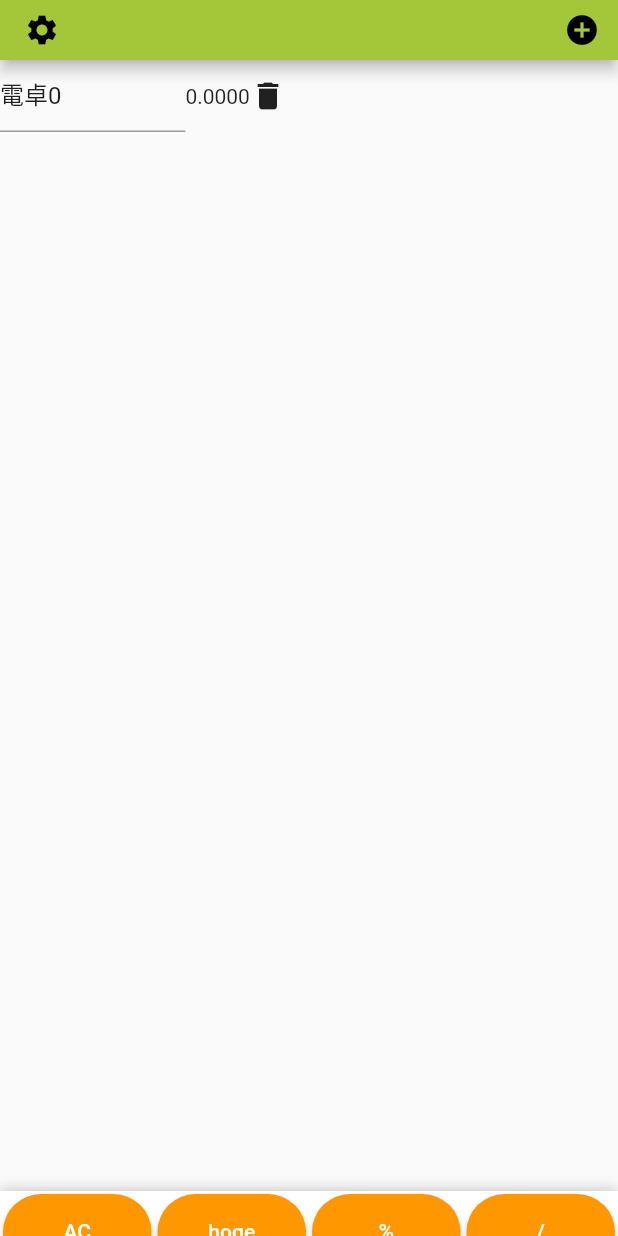
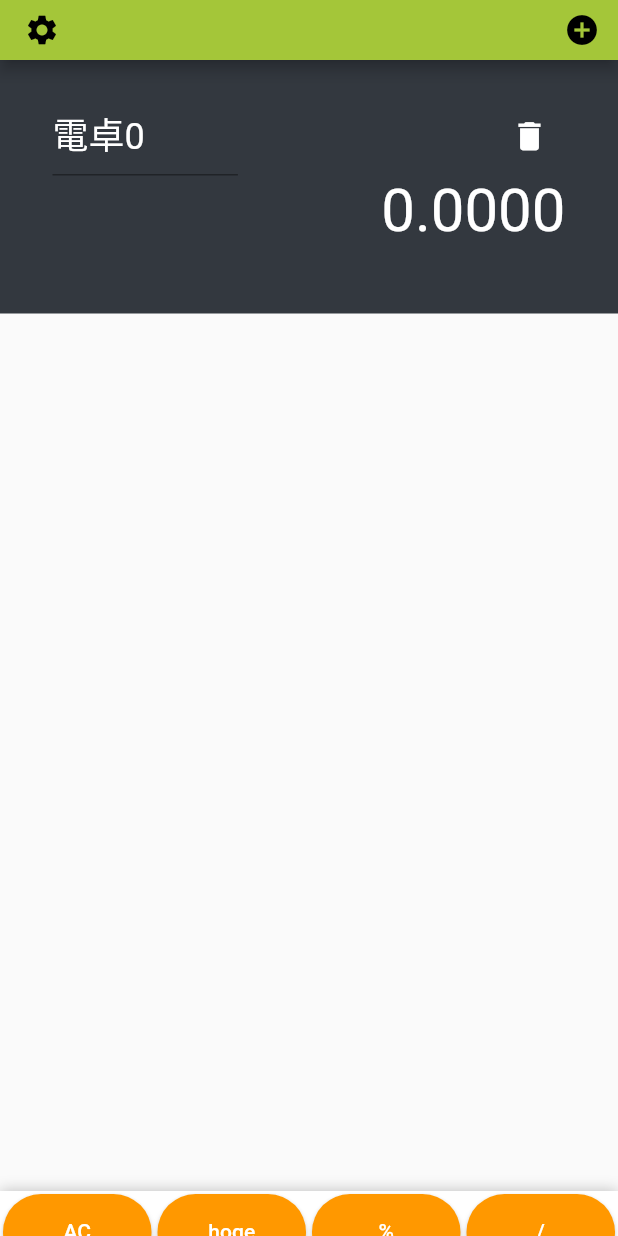
Before and after one commit to matatabinoneko/flutter-multi-calculator, a Flutter app: the screen it shows after launch, on a phone screen of 412 x 824 dp. Run offline on Flutter 3.47's test engine with Material 2 defaults, Android fonts, the phone set to English and light mode, and no system bars; drawn by our look-alikes of sliding_up_panel; our stand-ins replace flutter_riverpod, freezed_annotation, hooks_riverpod, riverpod.

Commit message:
#4 リストのデザイン変更

```diff
--- a/app/lib/page/calculator_page/molecule/calculator_window/view.dart
+++ b/app/lib/page/calculator_page/molecule/calculator_window/view.dart
@@ -18,7 +18,14 @@ class CalculatorWindow extends StatelessWidget {
   @override
   Widget build(BuildContext context) {
     final sizeConfig = SizeConfig(context);
-    return Row(
+    return Container(
+      color: const Color(0xFF33383F),
+      padding: const EdgeInsets.fromLTRB(35, 25, 35, 45),
+      child: Column(
+        crossAxisAlignment: CrossAxisAlignment.end,
+        children: [
+          Row(
+            mainAxisAlignment: MainAxisAlignment.spaceBetween,
             children: [
               SizedBox(
                 width: sizeConfig.calculatorNameTextWidth,
@@ -26,14 +33,26 @@ class CalculatorWindow extends StatelessWidget {
                   controller: TextEditingController(text: name),
                   obscureText: false,
                   onSubmitted: setName,
+                  style: const TextStyle(color: Colors.white, fontSize: 24),
                 ),
               ),
-        Text(result),
-        InkWell(
-          child: const Icon(Icons.delete),
-          onTap: deleteCalc,
+              IconButton(
+                icon: const Icon(
+                  Icons.delete,
+                  color: Colors.white,
+                ),
+                onPressed: deleteCalc,
+                iconSize: 25,
               ),
             ],
+          ),
+          Text(
+            result,
+            textAlign: TextAlign.end,
+            style: const TextStyle(color: Colors.white, fontSize: 40),
+          ),
+        ],
+      ),
     );
   }
 }
```
Lines whose indentation alone changed are shown as unchanged.
